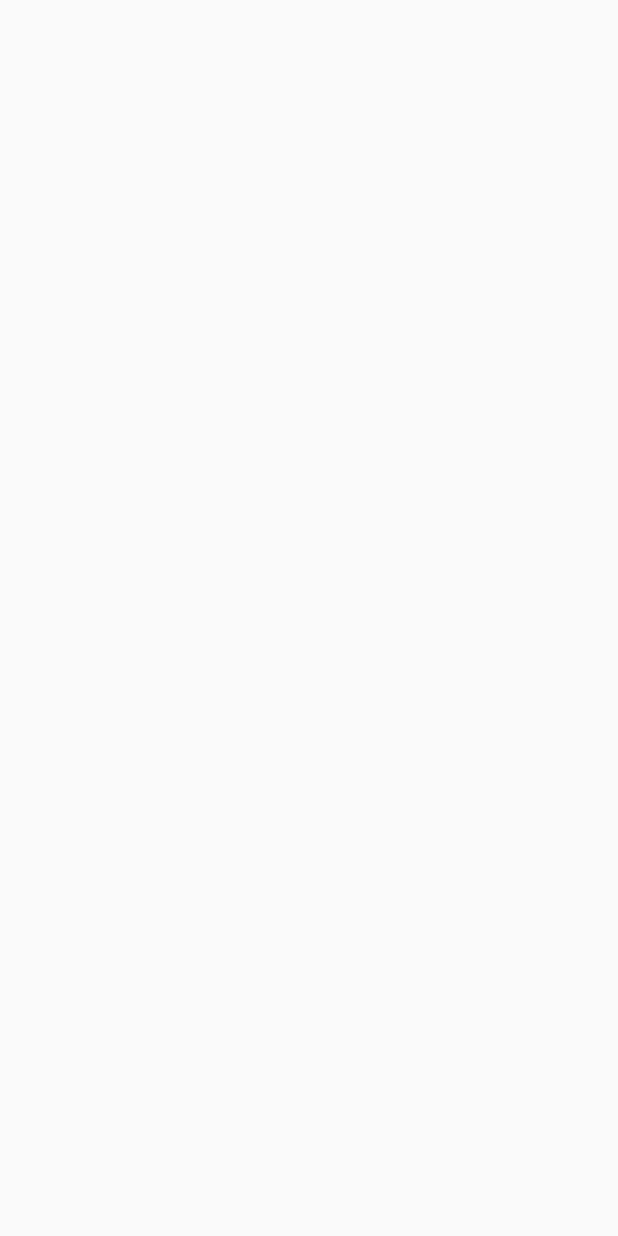
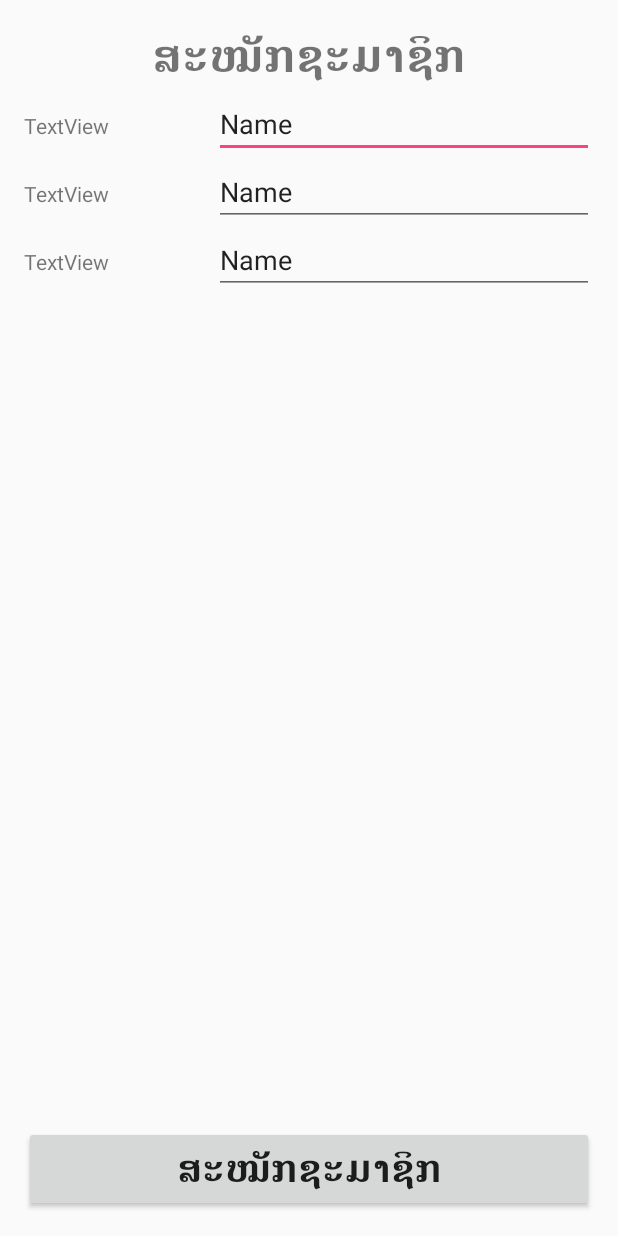
Before and after one commit to vansanapsg/Testapp, an Android app: the SignUpActivity screen opened directly, with no data from a screen before it, on a phone screen of 412 x 824 dp. Before the commit the screen is empty. Run offline under Robolectric (Android 15) with nearby library versions, the phone set to English and light mode, and no system bars.

Commit message:
no actionbar finish start coding

```diff
--- a/app/src/main/res/layout/activity_sign_up.xml
+++ b/app/src/main/res/layout/activity_sign_up.xml
@@ -10,4 +10,98 @@
     android:paddingTop="@dimen/activity_vertical_margin"
     tools:context="psg.bobby.testapp.SignUpActivity">
 
+    <Button
+        android:text="@string/signUp"
+        android:layout_width="match_parent"
+        android:layout_height="wrap_content"
+        android:id="@+id/button3"
+        android:textSize="25sp"
+        android:layout_alignParentBottom="true"
+        android:textStyle="normal|bold" />
+
+    <TextView
+        android:text="@string/signUp"
+        android:layout_width="wrap_content"
+        android:layout_height="wrap_content"
+        android:id="@+id/textView"
+        android:textSize="30sp"
+        android:textStyle="normal|bold"
+        android:layout_centerHorizontal="true" />
+
+    <LinearLayout
+        android:orientation="vertical"
+        android:layout_width="match_parent"
+        android:layout_height="match_parent"
+        android:layout_below="@+id/textView"
+        android:layout_above="@+id/button3">
+
+        <LinearLayout
+            android:orientation="horizontal"
+            android:layout_width="match_parent"
+            android:layout_height="wrap_content">
+
+            <TextView
+                android:text="TextView"
+                android:layout_width="0dp"
+                android:layout_height="wrap_content"
+                android:id="@+id/textView2"
+                android:layout_weight="1" />
+
+            <EditText
+                android:layout_width="0dp"
+                android:layout_height="wrap_content"
+                android:inputType="textPersonName"
+                android:text="Name"
+                android:ems="10"
+                android:id="@+id/editText"
+                android:layout_weight="2" />
+        </LinearLayout>
+
+        <LinearLayout
+            android:orientation="horizontal"
+            android:layout_width="match_parent"
+            android:layout_height="wrap_content">
+
+            <TextView
+                android:text="TextView"
+                android:layout_width="0dp"
+                android:layout_height="wrap_content"
+                android:id="@+id/textView3"
+                android:layout_weight="1" />
+
+            <EditText
+                android:layout_width="0dp"
+                android:layout_height="wrap_content"
+                android:inputType="textPersonName"
+                android:text="Name"
+                android:ems="10"
+                android:id="@+id/editText2"
+                android:layout_weight="2" />
+        </LinearLayout>
+
+        <LinearLayout
+            android:orientation="horizontal"
+            android:layout_width="match_parent"
+            android:layout_height="wrap_content">
+
+            <TextView
+                android:text="TextView"
+                android:layout_width="0dp"
+                android:layout_height="wrap_content"
+                android:id="@+id/textView4"
+                android:layout_weight="1" />
+
+            <EditText
+                android:layout_width="0dp"
+                android:layout_height="wrap_content"
+                android:inputType="textPersonName"
+                android:text="Name"
+                android:ems="10"
+                android:id="@+id/editText3"
+                android:layout_weight="2" />
+        </LinearLayout>
+
+
+
+    </LinearLayout>
 </RelativeLayout>
--- a/app/src/main/res/values/strings.xml
+++ b/app/src/main/res/values/strings.xml
@@ -1,3 +1,4 @@
 <resources>
     <string name="app_name">Testapp</string>
+    <string name="signUp">ສະໝັກຊະມາຊິກ</string>
 </resources>
```
